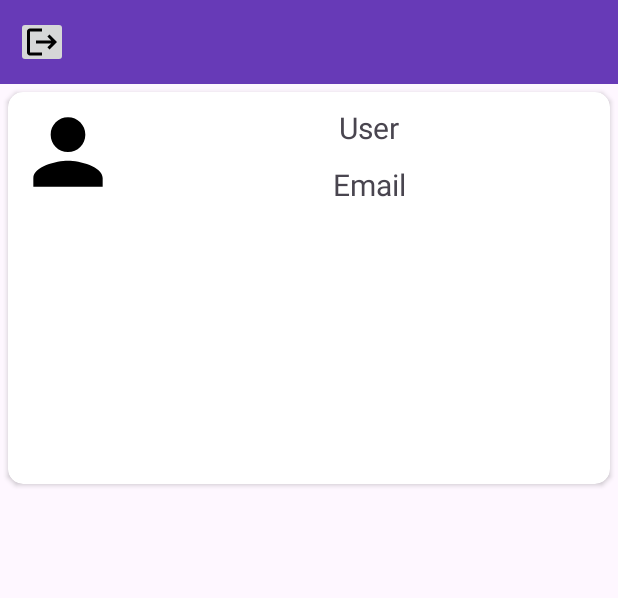
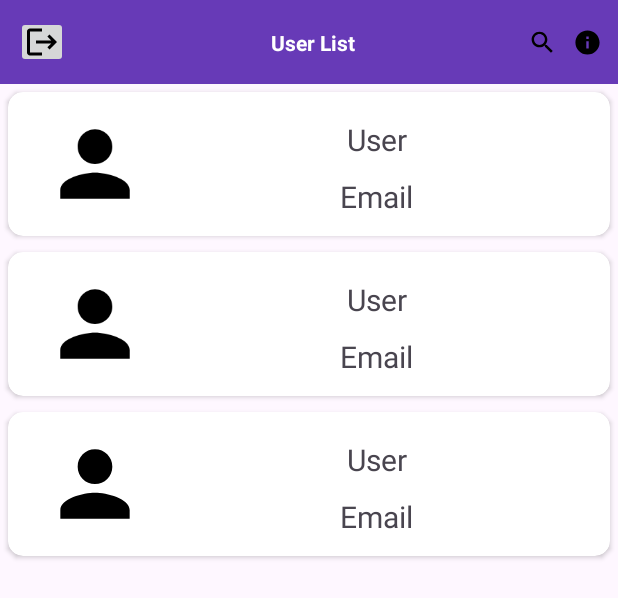
Before and after one commit to abusaeed-shuvo/Void-Chat, an Android app: the layout fragment_home.xml on its own in the app's theme, with its tools: preview values and no code run, on a phone screen of 412 x 824 dp. Shown: the top 598 px of the screen. Run offline under Robolectric (Android 15) with nearby library versions, the phone set to English and light mode, and no system bars.

Commit message:
list maker

```diff
--- /dev/null
+++ b/app/src/main/java/com/example/voidchat/data/DBNODES.kt
@@ -0,0 +1,5 @@
+package com.example.voidchat.data
+
+object DBNODES {
+    const val USER="User"
+}
--- /dev/null
+++ b/app/src/main/res/drawable/baseline_info_24.xml
@@ -0,0 +1,5 @@
+<vector xmlns:android="http://schemas.android.com/apk/res/android" android:height="24dp" android:tint="#000000" android:viewportHeight="24" android:viewportWidth="24" android:width="24dp">
+
+    <path android:fillColor="@android:color/white" android:pathData="M12,2C6.48,2 2,6.48 2,12s4.48,10 10,10 10,-4.48 10,-10S17.52,2 12,2zM13,17h-2v-6h2v6zM13,9h-2L11,7h2v2z"/>
+
+</vector>
--- /dev/null
+++ b/app/src/main/res/drawable/baseline_search_24.xml
@@ -0,0 +1,5 @@
+<vector xmlns:android="http://schemas.android.com/apk/res/android" android:height="24dp" android:tint="#000000" android:viewportHeight="24" android:viewportWidth="24" android:width="24dp">
+
+    <path android:fillColor="@android:color/white" android:pathData="M15.5,14h-0.79l-0.28,-0.27C15.41,12.59 16,11.11 16,9.5 16,5.91 13.09,3 9.5,3S3,5.91 3,9.5 5.91,16 9.5,16c1.61,0 3.09,-0.59 4.23,-1.57l0.27,0.28v0.79l5,4.99L20.49,19l-4.99,-5zM9.5,14C7.01,14 5,11.99 5,9.5S7.01,5 9.5,5 14,7.01 14,9.5 11.99,14 9.5,14z"/>
+
+</vector>
--- a/app/src/main/res/layout/fragment_home.xml
+++ b/app/src/main/res/layout/fragment_home.xml
@@ -28,6 +28,41 @@
             app:layout_constraintStart_toStartOf="parent"
             app:layout_constraintTop_toTopOf="parent" />
 
+        <TextView
+            android:id="@+id/userTV"
+            android:layout_width="wrap_content"
+            android:layout_height="wrap_content"
+            android:layout_gravity="center_vertical"
+            android:text="User List"
+            app:layout_constraintStart_toStartOf="@id/logoutBtn"
+            app:layout_constraintEnd_toEndOf="parent"
+            android:textColor="@color/white"
+            android:textStyle="bold"
+            app:layout_constraintTop_toTopOf="parent"
+            app:layout_constraintBottom_toBottomOf="parent"/>
+
+
+        <ImageView
+            android:id="@+id/searchBtn"
+            android:layout_width="30dp"
+            android:layout_height="30dp"
+            android:padding="5dp"
+            android:src="@drawable/baseline_search_24"
+            app:layout_constraintEnd_toStartOf="@id/profileBtn"
+
+            app:layout_constraintTop_toTopOf="parent"
+            app:layout_constraintBottom_toBottomOf="parent"/>
+
+        <ImageView
+            android:id="@+id/profileBtn"
+            android:layout_width="30dp"
+            android:layout_height="30dp"
+            android:padding="5dp"
+            android:src="@drawable/baseline_info_24"
+            app:layout_constraintTop_toTopOf="parent"
+            app:layout_constraintBottom_toBottomOf="parent"
+            app:layout_constraintEnd_toEndOf="parent"/>
+
     </androidx.constraintlayout.widget.ConstraintLayout>
 
     <androidx.recyclerview.widget.RecyclerView
--- a/app/src/main/res/layout/user_item.xml
+++ b/app/src/main/res/layout/user_item.xml
@@ -2,18 +2,20 @@
 <androidx.cardview.widget.CardView xmlns:android="http://schemas.android.com/apk/res/android"
     xmlns:app="http://schemas.android.com/apk/res-auto"
     android:layout_width="match_parent"
-    android:layout_height="match_parent"
+    android:layout_height="wrap_content"
     android:layout_margin="5dp"
     app:cardCornerRadius="10dp">
 
     <androidx.constraintlayout.widget.ConstraintLayout
         android:layout_width="match_parent"
-        android:layout_height="wrap_content">
+        android:layout_height="wrap_content"
+        android:layout_margin="8dp">
 
         <ImageView
             android:id="@+id/profileIcon"
             android:layout_width="80dp"
             android:layout_height="80dp"
+            android:layout_marginHorizontal="10dp"
             android:contentDescription="Icon Profile"
             android:padding="5dp"
             android:src="@drawable/baseline_person_24"
@@ -21,13 +23,14 @@
             app:layout_constraintStart_toStartOf="parent"
             app:layout_constraintTop_toTopOf="parent" />
 
+
         <TextView
             android:id="@+id/userName"
             android:layout_width="wrap_content"
             android:layout_height="wrap_content"
             android:padding="5dp"
             android:text="User"
-            android:textSize="20dp"
+            android:textSize="20sp"
             app:layout_constraintBottom_toTopOf="@+id/userEmail"
             app:layout_constraintEnd_toEndOf="parent"
             app:layout_constraintStart_toEndOf="@+id/profileIcon"
@@ -38,11 +41,25 @@
             android:layout_width="wrap_content"
             android:layout_height="wrap_content"
             android:text="Email"
-            android:textSize="20dp"
-            app:layout_constraintBottom_toBottomOf="parent"
+            android:textSize="20sp"
+            app:layout_constraintBottom_toTopOf="@id/userBio"
             app:layout_constraintEnd_toEndOf="parent"
             app:layout_constraintStart_toEndOf="@+id/profileIcon"
             app:layout_constraintTop_toBottomOf="@+id/userName" />
+
+        <TextView
+            android:id="@+id/userBio"
+            android:layout_width="match_parent"
+            android:layout_height="wrap_content"
+            android:padding="5dp"
+            android:text="bio"
+            android:textAlignment="center"
+            android:textSize="18sp"
+            android:visibility="gone"
+            app:layout_constraintBottom_toBottomOf="parent"
+            app:layout_constraintEnd_toEndOf="parent"
+            app:layout_constraintStart_toStartOf="parent"
+            app:layout_constraintTop_toBottomOf="@id/profileIcon" />
 
 
     </androidx.constraintlayout.widget.ConstraintLayout>
```
Also changed, not shown: app/src/main/java/com/example/voidchat/data/User.kt (added, +9 -0 lines), app/src/main/java/com/example/voidchat/ui/home/HomeFragment.kt (+50 -3 lines), app/src/main/java/com/example/voidchat/ui/profile/ProfileFragment.kt (added, +65 -0 lines), app/src/main/java/com/example/voidchat/ui/recyclerViewItem/UserAdapter.kt (added, +57 -0 lines), app/src/main/java/com/example/voidchat/ui/signIn/SignInFragment.kt (+11 -12 lines), app/src/main/java/com/example/voidchat/ui/signUp/SignUpFragment.kt (+21 -5 lines), app/src/main/res/layout/fragment_profile.xml (added, +57 -0 lines), app/src/main/res/navigation/root_nav.xml (+15 -0 lines).
